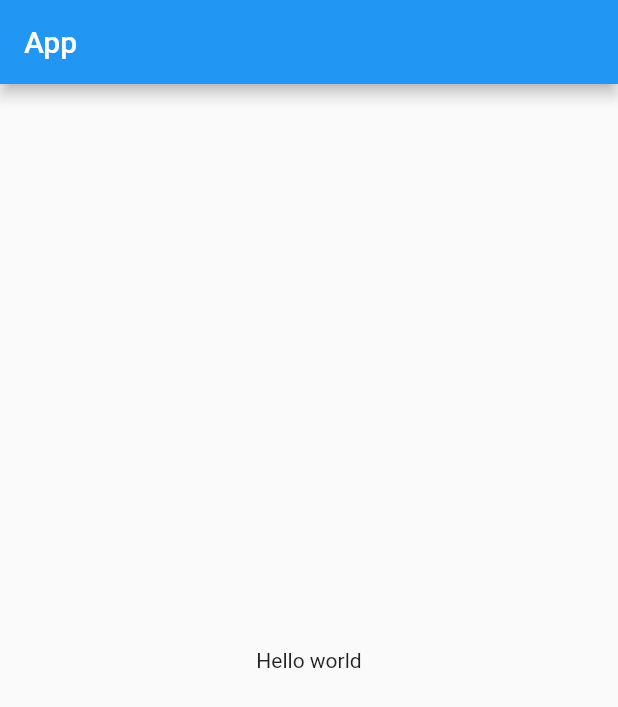
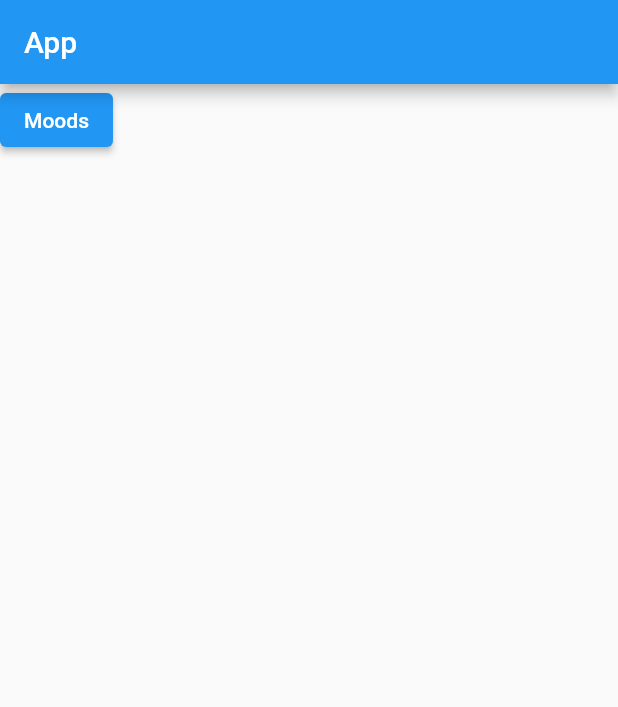
Before and after one commit to jonjomckay/binks-app, a Flutter app: the screen it shows after launch, on a phone screen of 412 x 824 dp. Shown: the top 707 px of the screen. Run offline on Flutter 3.47's test engine with Material 2 defaults, Android fonts, the phone set to English and light mode, and no system bars; our stand-ins replace async_builder, jiffy, sqflite; missing offline and left inert: sqflite_migration_plan; accounts and stored records are empty.

Commit message:
Added basic mood support

```diff
--- /dev/null
+++ b/lib/database.dart
@@ -0,0 +1,84 @@
+import 'dart:developer';
+
+import 'package:sqflite/sqflite.dart';
+import 'package:sqflite/sqflite.dart' as sqflite;
+import 'package:sqflite_migration_plan/migration/sql.dart';
+import 'package:sqflite_migration_plan/sqflite_migration_plan.dart';
+
+const DATABASE_FILENAME = 'binks.db';
+
+const TABLE_MOOD = 'mood';
+const TABLE_MOOD_TAG = 'mood_tag';
+const TABLE_TAG = 'tag';
+
+class Database {
+  static sqflite.Database? _readOnly;
+  static sqflite.Database? _writable;
+
+  static Future<sqflite.Database> readOnly() async {
+    if (_readOnly == null) {
+      _readOnly = await openDatabase(DATABASE_FILENAME,
+          readOnly: true, singleInstance: false);
+    }
+
+    return _readOnly!;
+  }
+
+  static Future<sqflite.Database> writable() async {
+    if (_writable == null) {
+      _writable = await openDatabase(DATABASE_FILENAME);
+    }
+
+    return _writable!;
+  }
+
+  static Future migrate() async {
+    var migrationPlan = MigrationPlan({
+      2: [
+        SqlMigration('''
+        CREATE TABLE IF NOT EXISTS $TABLE_MOOD (
+          date DATE NOT NULL PRIMARY KEY,
+          mood TINYINT,
+          comment VARCHAR
+        );
+''', reverseSql: 'DROP TABLE $TABLE_MOOD')
+      ],
+      3: [
+        SqlMigration('''
+        CREATE TABLE IF NOT EXISTS $TABLE_TAG (
+          id INTEGER NOT NULL PRIMARY KEY,
+          tag VARCHAR NOT NULL UNIQUE
+        )
+        ''', reverseSql: 'DROP TABLE $TABLE_TAG; DROP TABLE $TABLE_MOOD_TAG'),
+
+        SqlMigration('''
+        INSERT INTO $TABLE_TAG (id, tag) VALUES
+        (1, 'alcohol'), (2, 'anniversary'), (3, 'baking'), (4, 'beach'), (5, 'cleaning'),
+        (6, 'cooking'), (7, 'cycling'), (8, 'eating out'), (9, 'haircut'), (10, 'holiday'),
+        (11, 'ill'), (12, 'lockdown'), (13, 'party'), (14, 'reading'), (15, 'shopping');
+        '''),
+
+        SqlMigration('''
+        CREATE TABLE IF NOT EXISTS $TABLE_MOOD_TAG (
+          mood_date DATE NOT NULL,
+          tag_id INTEGER NOT NULL,
+
+          PRIMARY KEY (mood_date, tag_id),
+          FOREIGN KEY (mood_date) REFERENCES $TABLE_MOOD (date) ON DELETE CASCADE,
+          FOREIGN KEY (tag_id) REFERENCES $TABLE_TAG (id) ON DELETE CASCADE
+        )
+        ''')
+      ],
+    });
+
+    var database = await openDatabase(
+      DATABASE_FILENAME,
+      onCreate: migrationPlan,
+      onDowngrade: migrationPlan,
+      onUpgrade: migrationPlan,
+      version: 3,
+    );
+
+    log('Finished migrating database to version ${await database.getVersion()}');
+  }
+}
--- a/lib/main.dart
+++ b/lib/main.dart
@@ -1,4 +1,12 @@
+import 'package:async_builder/async_builder.dart';
+import 'package:binks/database.dart';
+import 'package:binks/mood/mood_model.dart';
+import 'package:binks/mood/mood_screen.dart';
+import 'package:binks/mood/moods_screen.dart';
+import 'package:binks/mood/tag_model.dart';
+import 'package:binks/routes.dart';
 import 'package:flutter/material.dart';
+import 'package:provider/provider.dart';
 
 void main() {
   runApp(MyApp());
@@ -7,12 +15,28 @@ void main() {
 class MyApp extends StatelessWidget {
   @override
   Widget build(BuildContext context) {
-    return MaterialApp(
-      title: 'Binks',
-      theme: ThemeData(
-        primarySwatch: Colors.blue,
-      ),
-      home: DefaultScreen(),
+    return MultiProvider(
+      providers: [
+        ChangeNotifierProvider<MoodModel>(create: (context) => MoodModel()),
+        ChangeNotifierProvider<TagModel>(create: (context) => TagModel()),
+      ],
+      child: MaterialApp(
+        title: 'Binks',
+        themeMode: ThemeMode.system,
+        darkTheme: ThemeData(
+          brightness: Brightness.dark,
+          primarySwatch: Colors.blue,
+        ),
+        theme: ThemeData(
+          primarySwatch: Colors.blue,
+        ),
+        routes: {
+          ROUTE_HOME: (context) => DefaultScreen(),
+          ROUTE_MOOD: (context) => MoodScreen(),
+          ROUTE_MOODS: (context) => MoodsScreen(),
+        },
+        initialRoute: ROUTE_HOME,
+      )
     );
   }
 }
@@ -29,8 +53,17 @@ class _DefaultScreenState extends State<DefaultScreen> {
       appBar: AppBar(
         title: Text('App'),
       ),
-      body: Center(
-        child: Text('Hello world'),
+      body: AsyncBuilder<void>(
+        future: Database.migrate(),
+        waiting: (context) => Center(child: CircularProgressIndicator()),
+        builder: (context, value) => Column(
+          children: [
+            ElevatedButton(
+              onPressed: () => Navigator.pushNamed(context, ROUTE_MOODS),
+              child: Text('Moods'),
+            )
+          ],
+        ),
       ),
     );
   }
--- /dev/null
+++ b/lib/routes.dart
@@ -0,0 +1,3 @@
+const String ROUTE_HOME = '/';
+const String ROUTE_MOOD = '/mood/single';
+const String ROUTE_MOODS = '/moods';
--- a/pubspec.yaml
+++ b/pubspec.yaml
@@ -23,7 +23,13 @@ environment:
 dependencies:
   flutter:
     sdk: flutter
+  provider:
 
+  async_builder: ^1.3.0
+  jiffy: ^4.1.0
+  sqflite: ^2.0.0+3
+  sqflite_migration_plan: ^0.1.0
+  tailwind_colors: ^0.3.0-nullsafety.1
 
   # The following adds the Cupertino Icons font to your application.
   # Use with the CupertinoIcons class for iOS style icons.
```
Also changed, not shown: lib/extensions/iterables.dart (added, +10 -0 lines), lib/mood/mood_constants.dart (added, +14 -0 lines), lib/mood/mood_model.dart (added, +169 -0 lines), lib/mood/mood_screen.dart (added, +236 -0 lines), lib/mood/moods_screen.dart (added, +100 -0 lines), lib/mood/tag_model.dart (added, +43 -0 lines), pubspec.lock.
